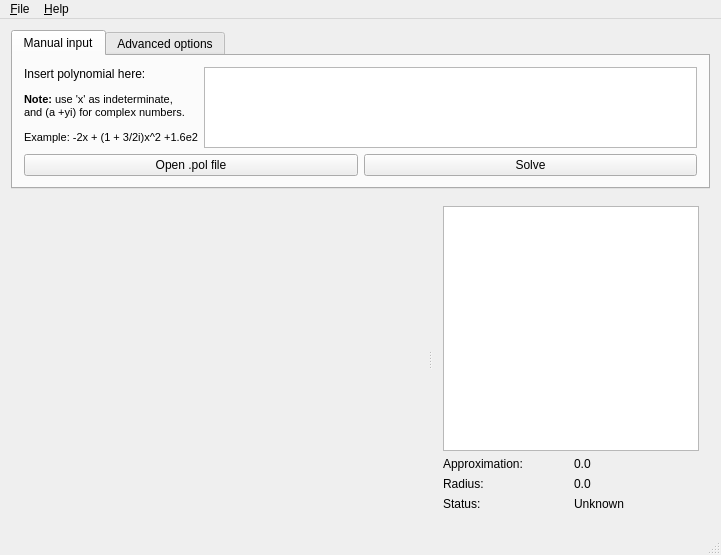
Above: src/xmpsolve/mainwindow.ui from robol/MPSolve before the change. Below: the same form after it.
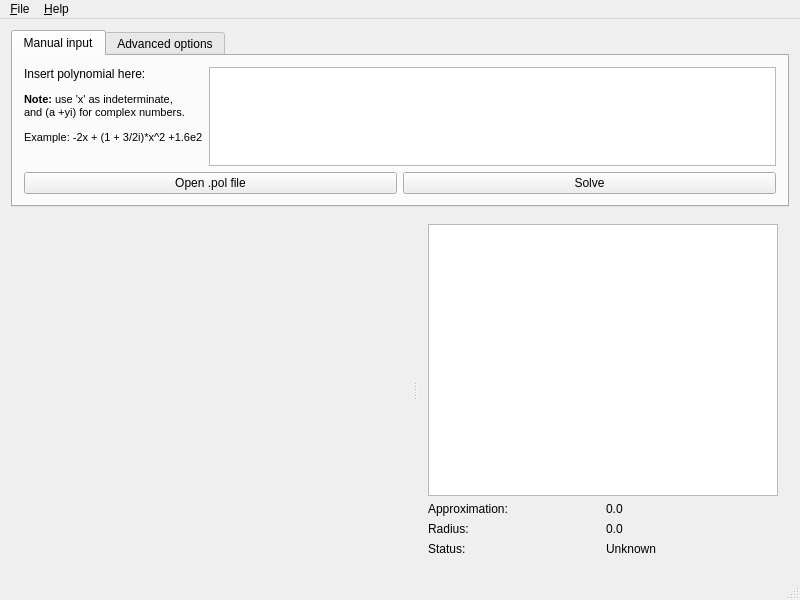
That is the form after the change. Icons and pictures are not drawn. Custom widgets are drawn as their Qt base class.

Commit message: Fixed some layout problems in MPSolve.

```diff
--- a/src/xmpsolve/mainwindow.ui
+++ b/src/xmpsolve/mainwindow.ui
@@ -6,8 +6,8 @@
    <rect>
     <x>0</x>
     <y>0</y>
-    <width>721</width>
-    <height>555</height>
+    <width>800</width>
+    <height>600</height>
    </rect>
   </property>
   <property name="windowTitle">
@@ -20,9 +20,15 @@
   <widget class="QWidget" name="centralWidget">
    <layout class="QHBoxLayout" name="horizontalLayout_5">
     <item>
-     <layout class="QVBoxLayout" name="verticalLayout_4" stretch="1,100">
+     <layout class="QVBoxLayout" name="verticalLayout_4" stretch="1,0">
       <item>
        <widget class="QTabWidget" name="tabWidget">
+        <property name="sizePolicy">
+         <sizepolicy hsizetype="Expanding" vsizetype="Preferred">
+          <horstretch>0</horstretch>
+          <verstretch>0</verstretch>
+         </sizepolicy>
+        </property>
         <property name="currentIndex">
          <number>0</number>
         </property>
@@ -36,7 +42,7 @@
             <item>
              <widget class="QLabel" name="label">
               <property name="text">
-               <string>&lt;html&gt;&lt;head/&gt;&lt;body&gt;&lt;p&gt;Insert polynomial here:&lt;/p&gt;&lt;p&gt;&lt;span style=&quot; font-size:8pt; font-weight:600;&quot;&gt;Note:&lt;/span&gt;&lt;span style=&quot; font-size:8pt;&quot;&gt; use 'x' as indeterminate, &lt;br/&gt;and (a +yi) for complex numbers.&lt;/span&gt;&lt;/p&gt;&lt;p&gt;&lt;span style=&quot; font-size:8pt;&quot;&gt;Example: -2x + (1 + 3/2i)x^2 +1.6e2&lt;/span&gt;&lt;/p&gt;&lt;/body&gt;&lt;/html&gt;</string>
+               <string>&lt;html&gt;&lt;head/&gt;&lt;body&gt;&lt;p&gt;Insert polynomial here:&lt;/p&gt;&lt;p&gt;&lt;span style=&quot; font-size:8pt; font-weight:600;&quot;&gt;Note:&lt;/span&gt;&lt;span style=&quot; font-size:8pt;&quot;&gt; use 'x' as indeterminate, &lt;br/&gt;and (a +yi) for complex numbers.&lt;/span&gt;&lt;/p&gt;&lt;p&gt;&lt;span style=&quot; font-size:8pt;&quot;&gt;Example: -2x + (1 + 3/2i)*x^2 +1.6e2&lt;/span&gt;&lt;/p&gt;&lt;/body&gt;&lt;/html&gt;</string>
               </property>
               <property name="alignment">
                <set>Qt::AlignLeading|Qt::AlignLeft|Qt::AlignTop</set>
@@ -194,6 +200,12 @@
       </item>
       <item>
        <widget class="QSplitter" name="splitter">
+        <property name="sizePolicy">
+         <sizepolicy hsizetype="Expanding" vsizetype="Preferred">
+          <horstretch>0</horstretch>
+          <verstretch>2</verstretch>
+         </sizepolicy>
+        </property>
         <property name="orientation">
          <enum>Qt::Horizontal</enum>
         </property>
@@ -215,6 +227,12 @@
               <verstretch>0</verstretch>
              </sizepolicy>
             </property>
+            <property name="minimumSize">
+             <size>
+              <width>350</width>
+              <height>0</height>
+             </size>
+            </property>
            </widget>
           </item>
           <item>
@@ -276,7 +294,7 @@
     <rect>
      <x>0</x>
      <y>0</y>
-     <width>721</width>
+     <width>800</width>
      <height>23</height>
     </rect>
    </property>
```
The commit also changes 5 other files.
